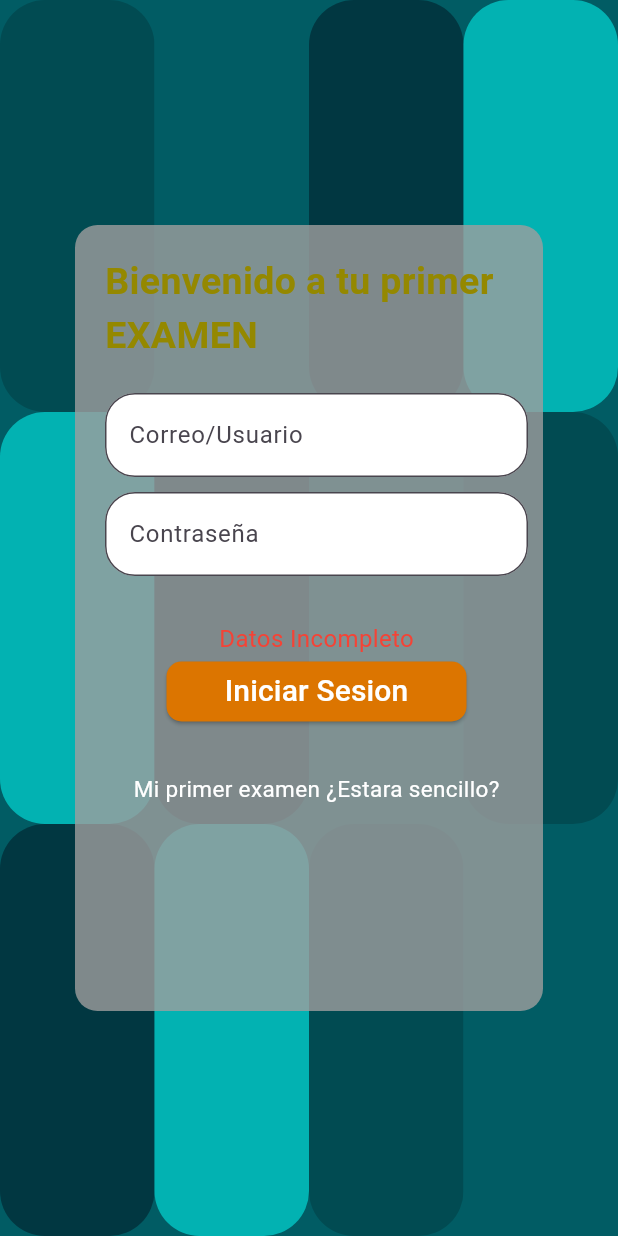
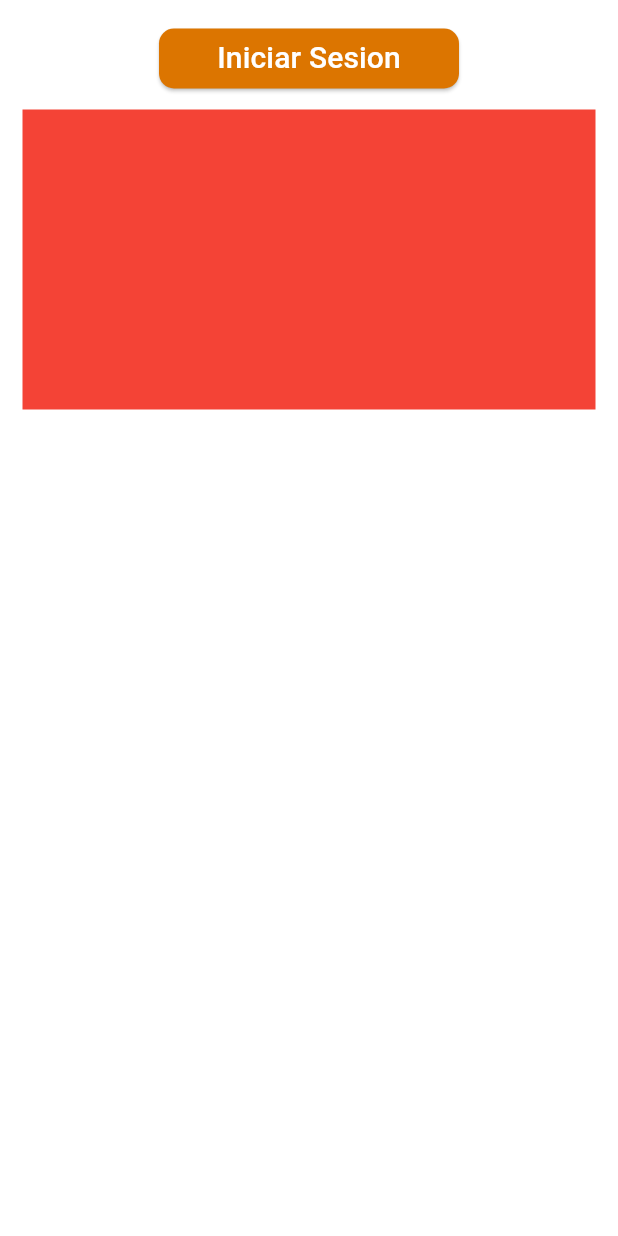
Before and after one commit to Fundamentos-Moviles/examen-i-ManuelPonceIbarra, a Flutter app: the screen it shows after launch, after a tap on "Iniciar Sesion", on a phone screen of 412 x 824 dp. Run offline on Flutter 3.47's test engine with Material 3 defaults, Android fonts, the light colour scheme and no system bars.

Commit message:
MPI_MoreInfo

```diff
--- a/lib/login.dart
+++ b/lib/login.dart
@@ -61,7 +61,7 @@ class _LoginState extends State<Login> {
                     child: Container(
                       decoration: BoxDecoration(
                         borderRadius: BorderRadius.circular(15),
-                        color: Colors.grey,
+                        color: con.gris,
                       ),
                     ),
                   ),
@@ -85,10 +85,10 @@ class _LoginState extends State<Login> {
                           decoration: InputDecoration(
                             hintText: 'Correo/Usuario',
                             filled: true,
-                            fillColor: Colors.white,
+                            fillColor: con.blanco,
                             border: OutlineInputBorder(
                               borderRadius: BorderRadius.circular(20.0),
-                              borderSide: BorderSide(color: Colors.black, width: 1.0),
+                              borderSide: BorderSide(color: con.negro, width: 1.0),
                             ),
                           ),
                         ),
@@ -99,17 +99,17 @@ class _LoginState extends State<Login> {
                           decoration: InputDecoration(
                             hintText: 'Contraseña',
                             filled: true,
-                            fillColor: Colors.white,
+                            fillColor: con.blanco,
                             border: OutlineInputBorder(
                               borderRadius: BorderRadius.circular(20.0),
-                              borderSide: BorderSide(color: Colors.black, width: 1.0),
+                              borderSide: BorderSide(color: con.negro, width: 1.0),
                             ),
                           ),
                         ),
                         const SizedBox(height: 30,),
                         Text(
                           error,
-                          style: TextStyle(color: Colors.red, fontSize: 16),
+                          style: TextStyle(color: con.rojo, fontSize: 16),
                         ),
                         ElevatedButton(onPressed: (){
                           /*validar contraseña y usuario*/
@@ -123,11 +123,11 @@ class _LoginState extends State<Login> {
                               fixedSize: Size(200, 40),
                             ),
                             child: Text('Iniciar Sesion',
-                            style: TextStyle(color: Colors.white,fontSize: 20),)
+                            style: TextStyle(color: con.blanco,fontSize: 20),)
                         ),
                         const SizedBox(height: 30.0),
                         Text('Mi primer examen ¿Estara sencillo?',
-                        style: TextStyle(color: Colors.white, fontSize: 15),),
+                        style: TextStyle(color: con.blanco, fontSize: 15),),
                       ],
                     ),
                   ),
@@ -152,6 +152,5 @@ class _LoginState extends State<Login> {
         error='Error en usuario y contraseña';
       }
     });
-
   }
 }
--- a/lib/main.dart
+++ b/lib/main.dart
@@ -1,4 +1,5 @@
 import 'package:examen1_pim/login.dart';
+import 'package:examen1_pim/more_info.dart';
 import 'package:flutter/material.dart';
 
 void main() {
@@ -17,7 +18,8 @@ class MyApp extends StatelessWidget {
         colorScheme: ColorScheme.fromSeed(seedColor: Colors.deepPurple),
         useMaterial3: true,
       ),
-      home: const Login(),
+      home: //const Login(),
+      const MoreInfo(),
     );
   }
 }
--- /dev/null
+++ b/lib/more_info.dart
@@ -0,0 +1,63 @@
+import 'package:flutter/material.dart';
+import 'package:examen1_pim/utils/constants.dart' as con;
+
+class MoreInfo extends StatefulWidget {
+  const MoreInfo({super.key});
+
+  @override
+  State<MoreInfo> createState() => _MoreInfoState();
+}
+
+class _MoreInfoState extends State<MoreInfo> {
+  late List<int> recuadros;
+  void initState(){
+    recuadros = List.from(con.Lrecuadros);
+    super.initState();
+  }
+  @override
+  Widget build(BuildContext context){
+    return Padding(padding: EdgeInsets.all(15),
+      child: Column(
+        children: [
+          ElevatedButton(onPressed: (){
+            agregar();
+          },style: ElevatedButton.styleFrom(
+            backgroundColor: con.botones,
+            shape: RoundedRectangleBorder(
+              borderRadius: BorderRadius.circular(10.0),
+            ),
+            fixedSize: Size(200, 40),
+            ), child: Text('Iniciar Sesion',
+            style: TextStyle(color: con.blanco,fontSize: 20),)
+          ),
+          SizedBox(height: 10,),
+          if(recuadros.isNotEmpty)
+            Expanded(child: SingleChildScrollView(
+              child: Column(
+                children: List.generate(recuadros.length, (contenedor){
+                  return Row(
+                    children: List.generate(recuadros[contenedor], (index) => Expanded(
+                        child: Container(
+                          margin: EdgeInsets.only(bottom:10),
+                        color: (index % 2==0) ? con.rojo : con.fondo4,
+                        height: 200,)
+                    )
+                    ),
+                  );
+                }),
+              ),
+            ))
+        ],
+      ),
+    );
+  }
+  void agregar(){
+    setState(() {
+      if(recuadros.isEmpty || recuadros.last ==12){
+        recuadros.add(1);
+      }else{
+        recuadros[recuadros.length-1]++;
+      }
+    });
+  }
+}
--- a/lib/utils/constants.dart
+++ b/lib/utils/constants.dart
@@ -6,3 +6,8 @@ const fondo4 = Color(0xff02b2b2);
 const titulos = Color(0xff948800);
 const botones = Color(0xffdc7500);
 const efectos = Color(0xff919b02);
+const blanco = Colors.white;
+const rojo = Colors.red;
+const gris = Colors.grey;
+const negro = Colors.black;
+List<int> Lrecuadros =[];
```
